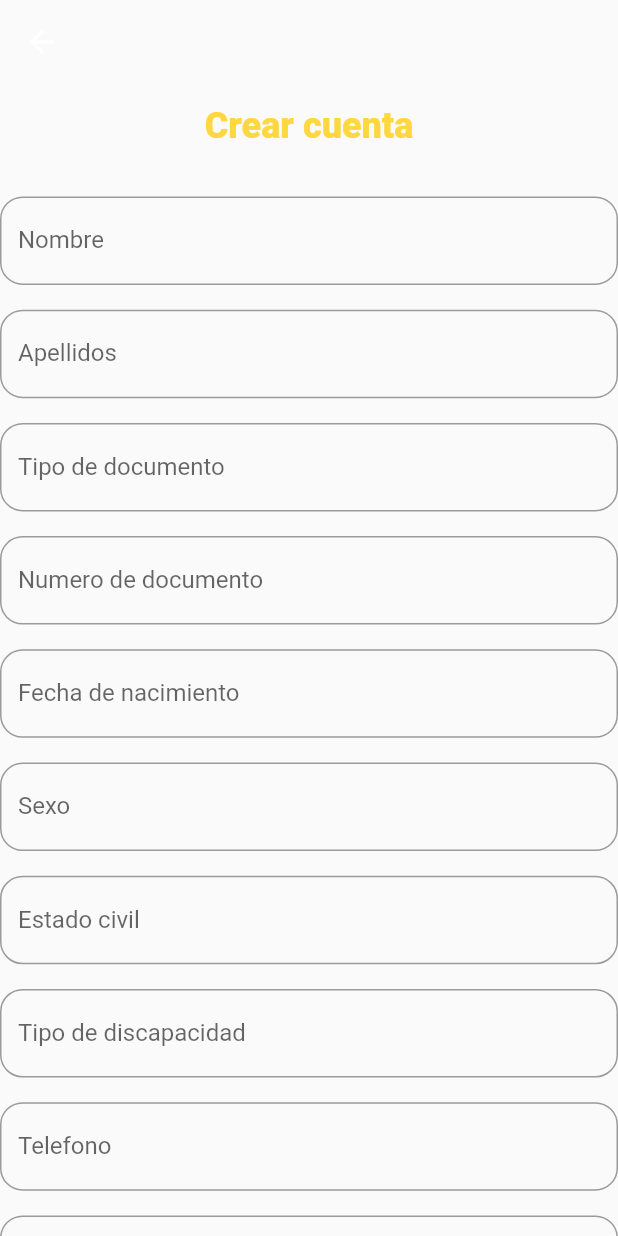
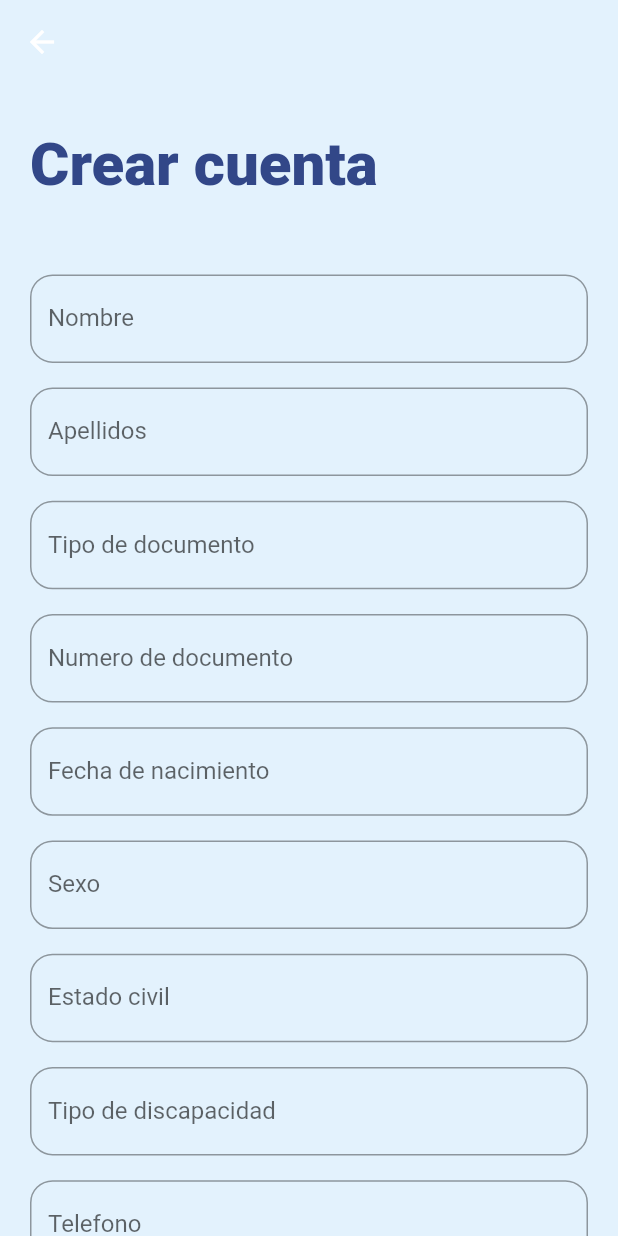
Before and after one commit to GeralPinzon/GestureApp, a Flutter app: the Register screen opened by its route, on a phone screen of 412 x 824 dp. Run offline on Flutter 3.47's test engine with Material 2 defaults, Android fonts, the phone set to English and light mode, and no system bars.

Commit message:
cambio de valores por constantes
Se usan las constantes definidas en el docuemento de constantes

```diff
--- a/lib/pages/register.dart
+++ b/lib/pages/register.dart
@@ -1,169 +1,149 @@
 import 'package:flutter/material.dart';
 import 'package:GestureApp/widgets/appBarTransparent.dart';
+import 'package:GestureApp/constant/constant.dart';
 
 class Register extends StatelessWidget {
   @override
   Widget build(BuildContext context) {
     return Scaffold(
+      backgroundColor: backgroundApp,
       appBar: AppBarTransparent(),
       body: ListView(
         children: [
           Container(
+            margin: EdgeInsets.symmetric(horizontal: 20),
             child: Column(
               children: [
-                Text(
+                SizedBox(
+                  height: MediaQuery.of(context).size.height * 0.02,
+                ),
+                Container(
+                  width: MediaQuery.of(context).size.width,
+                  child: Text(
                     'Crear cuenta',
-                  textAlign: TextAlign.center,
+                    textAlign: TextAlign.left,
                     style: TextStyle(
-                    color: Colors.amberAccent,
-                    fontSize: MediaQuery.of(context).textScaleFactor * 24,
-                    fontWeight: FontWeight.w900,
+                      color: titleColor,
+                      fontSize: MediaQuery.of(context).textScaleFactor * 40,
+                      fontWeight: fontweightTitle,
                     ),
                   ),
-                SizedBox(height: MediaQuery.of(context).size.height * .04),
+                ),
+                SizedBox(height: MediaQuery.of(context).size.height * .06),
                 TextFormField(
                   decoration: InputDecoration(
-                    focusColor: Colors.amber,
                     labelText: 'Nombre',
                     border: OutlineInputBorder(
                       borderRadius: BorderRadius.circular(15),
-                      borderSide: BorderSide(color: Colors.red),
                     ),
                   ),
                 ),
                 SizedBox(height: MediaQuery.of(context).size.height * .02),
                 TextFormField(
-                  obscureText: true,
                   decoration: InputDecoration(
                     labelText: 'Apellidos',
                     border: OutlineInputBorder(
                       borderRadius: BorderRadius.circular(15),
-                      borderSide: BorderSide(color: Colors.red),
                     ),
                   ),
                 ),
                 SizedBox(height: MediaQuery.of(context).size.height * .02),
                 TextFormField(
-                  obscureText: true,
                   decoration: InputDecoration(
                     labelText: 'Tipo de documento',
                     border: OutlineInputBorder(
                       borderRadius: BorderRadius.circular(15),
-                      borderSide: BorderSide(color: Colors.red),
                     ),
                   ),
                 ),
                 SizedBox(height: MediaQuery.of(context).size.height * .02),
                 TextFormField(
-                  obscureText: true,
                   decoration: InputDecoration(
                     labelText: 'Numero de documento',
                     border: OutlineInputBorder(
                       borderRadius: BorderRadius.circular(15),
-                      borderSide: BorderSide(color: Colors.red),
                     ),
                   ),
                 ),
                 SizedBox(height: MediaQuery.of(context).size.height * .02),
                 TextFormField(
-                  obscureText: true,
                   decoration: InputDecoration(
                     labelText: 'Fecha de nacimiento',
                     border: OutlineInputBorder(
                       borderRadius: BorderRadius.circular(15),
-                      borderSide: BorderSide(color: Colors.red),
                     ),
                   ),
                 ),
                 SizedBox(height: MediaQuery.of(context).size.height * .02),
                 TextFormField(
-                  obscureText: true,
                   decoration: InputDecoration(
                     labelText: 'Sexo',
                     border: OutlineInputBorder(
                       borderRadius: BorderRadius.circular(15),
-                      borderSide: BorderSide(color: Colors.red),
                     ),
                   ),
                 ),
                 SizedBox(height: MediaQuery.of(context).size.height * .02),
                 TextFormField(
-                  obscureText: true,
                   decoration: InputDecoration(
                     labelText: 'Estado civil',
                     border: OutlineInputBorder(
                       borderRadius: BorderRadius.circular(15),
-                      borderSide: BorderSide(color: Colors.red),
                     ),
                   ),
                 ),
                 SizedBox(height: MediaQuery.of(context).size.height * .02),
                 TextFormField(
-                  obscureText: true,
                   decoration: InputDecoration(
                     labelText: 'Tipo de discapacidad',
                     border: OutlineInputBorder(
                       borderRadius: BorderRadius.circular(15),
-                      borderSide: BorderSide(color: Colors.red),
                     ),
                   ),
                 ),
                 SizedBox(height: MediaQuery.of(context).size.height * .02),
                 TextFormField(
-                  obscureText: true,
                   decoration: InputDecoration(
                     labelText: 'Telefono',
                     border: OutlineInputBorder(
                       borderRadius: BorderRadius.circular(15),
-                      borderSide: BorderSide(color: Colors.red),
                     ),
                   ),
                 ),
                 SizedBox(height: MediaQuery.of(context).size.height * .02),
                 TextFormField(
-                  obscureText: true,
                   decoration: InputDecoration(
                     labelText: 'Celular',
                     border: OutlineInputBorder(
                       borderRadius: BorderRadius.circular(15),
-                      borderSide: BorderSide(color: Colors.red),
                     ),
                   ),
                 ),
                 SizedBox(height: MediaQuery.of(context).size.height * .02),
                 TextFormField(
-                  obscureText: true,
                   decoration: InputDecoration(
                     labelText: 'Ciudad',
                     border: OutlineInputBorder(
                       borderRadius: BorderRadius.circular(15),
-                      borderSide: BorderSide(color: Colors.red),
                     ),
                   ),
                 ),
                 SizedBox(height: MediaQuery.of(context).size.height * .02),
                 TextFormField(
-                  obscureText: true,
                   decoration: InputDecoration(
                     labelText: 'Correo Electronico',
                     border: OutlineInputBorder(
                       borderRadius: BorderRadius.circular(15),
-                      borderSide: BorderSide(color: Colors.red),
                     ),
                   ),
                 ),
                 SizedBox(height: MediaQuery.of(context).size.height * .02),
                 TextFormField(
-                  obscureText: true,
                   decoration: InputDecoration(
                     labelText: 'Contraseña',
                     border: OutlineInputBorder(
                       borderRadius: BorderRadius.circular(15),
-                      borderSide: BorderSide(color: Colors.red),
                     ),
-                  ),
-                ),
-              ],
                   ),
                 ),
                 SizedBox(height: MediaQuery.of(context).size.height * .04),
@@ -171,22 +151,29 @@ class Register extends StatelessWidget {
                   width: MediaQuery.of(context).size.width,
                   height: MediaQuery.of(context).size.height * 0.08,
                   child: RaisedButton(
-              elevation: 0,
-              disabledColor: Colors.amber,
-              child: Text("Aceptar"),
-              splashColor: Colors.amber,
-              color: Colors.amber[500],
+                    elevation: elevationButton,
+                    child: Text(
+                      "Aceptar",
+                      style: TextStyle(
+                          color: colorTextButton,
+                          fontSize:
+                              MediaQuery.of(context).textScaleFactor * 16),
+                    ),
+                    color: backgroundButton,
                     shape: RoundedRectangleBorder(
                       borderRadius: BorderRadius.circular(12.0),
-                  side: BorderSide(color: Colors.red)),
+                    ),
                     onPressed: () {
-                Navigator.pushNamed(context, 'register');
+                      Navigator.pushNamedAndRemoveUntil(
+                          context, 'home', (Route<dynamic> route) => false);
                     },
                   ),
                 ),
                 SizedBox(height: MediaQuery.of(context).size.height * .04),
               ],
-        scrollDirection: Axis.vertical,
+            ),
+          ),
+        ],
       ),
     );
   }
```
Also changed, not shown: lib/pages/login.dart (+27 -35 lines). Lines whose indentation alone changed are shown as unchanged.
